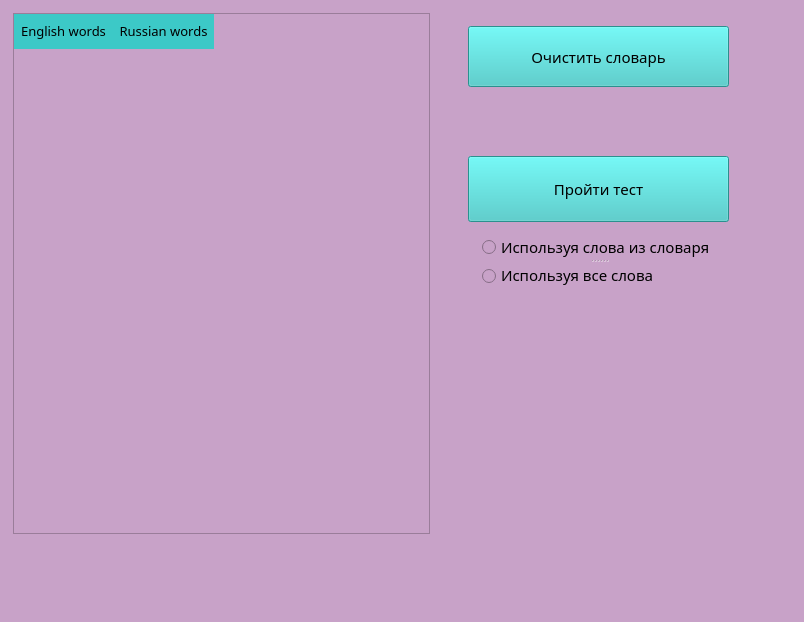
L8teD/PyQt5_project, file dict.ui: the form before one commit.
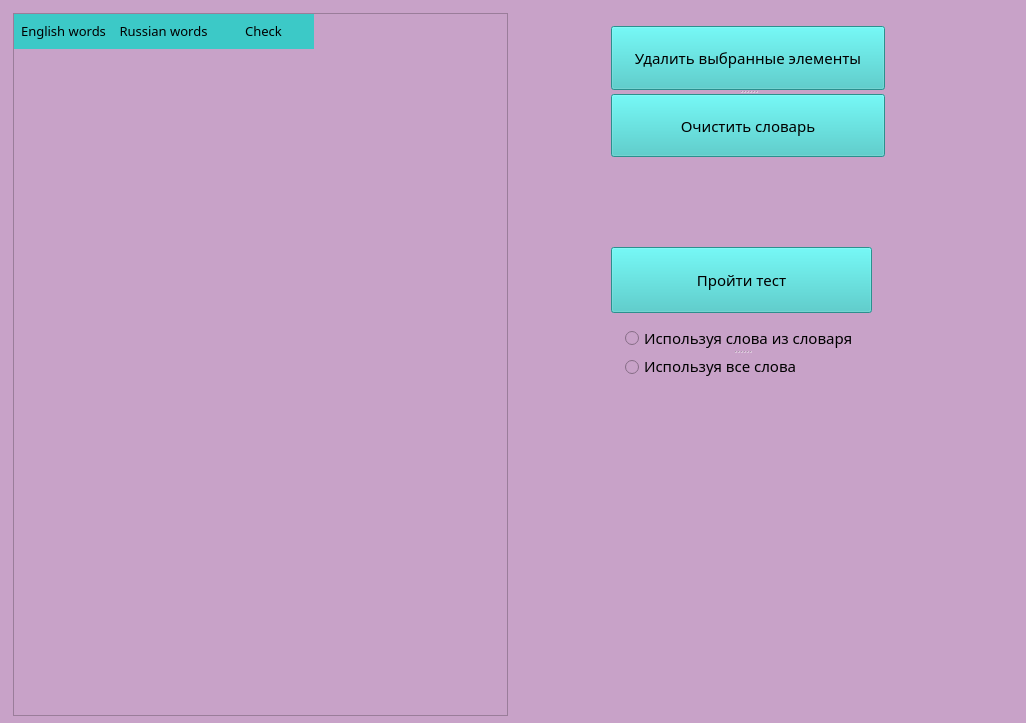
The form after the commit.

Patch:
```diff
--- a/dict.ui
+++ b/dict.ui
@@ -6,8 +6,8 @@
    <rect>
     <x>0</x>
     <y>0</y>
-    <width>804</width>
-    <height>622</height>
+    <width>1026</width>
+    <height>723</height>
    </rect>
   </property>
   <property name="windowTitle">
@@ -66,8 +66,8 @@
     <rect>
      <x>13</x>
      <y>13</y>
-     <width>417</width>
-     <height>521</height>
+     <width>495</width>
+     <height>703</height>
     </rect>
    </property>
    <property name="sizeAdjustPolicy">
@@ -83,25 +83,17 @@
      <string>Russian words</string>
     </property>
    </column>
-  </widget>
-  <widget class="QPushButton" name="pushButton_dict">
-   <property name="geometry">
-    <rect>
-     <x>468</x>
-     <y>26</y>
-     <width>261</width>
-     <height>61</height>
-    </rect>
-   </property>
-   <property name="text">
-    <string>Очистить словарь</string>
-   </property>
+   <column>
+    <property name="text">
+     <string>Check</string>
+    </property>
+   </column>
   </widget>
   <widget class="QPushButton" name="pushButton_test">
    <property name="geometry">
     <rect>
-     <x>468</x>
-     <y>156</y>
+     <x>611</x>
+     <y>247</y>
      <width>261</width>
      <height>66</height>
     </rect>
@@ -113,8 +105,8 @@
   <widget class="QSplitter" name="splitter">
    <property name="geometry">
     <rect>
-     <x>481</x>
-     <y>234</y>
+     <x>624</x>
+     <y>325</y>
      <width>235</width>
      <height>53</height>
     </rect>
@@ -133,6 +125,29 @@
     </property>
    </widget>
   </widget>
+  <widget class="QSplitter" name="splitter_2">
+   <property name="geometry">
+    <rect>
+     <x>611</x>
+     <y>26</y>
+     <width>274</width>
+     <height>131</height>
+    </rect>
+   </property>
+   <property name="orientation">
+    <enum>Qt::Vertical</enum>
+   </property>
+   <widget class="QPushButton" name="pushButton_2">
+    <property name="text">
+     <string>Удалить выбранные элементы</string>
+    </property>
+   </widget>
+   <widget class="QPushButton" name="pushButton_dict">
+    <property name="text">
+     <string>Очистить словарь</string>
+    </property>
+   </widget>
+  </widget>
  </widget>
  <resources/>
  <connections/>
```
